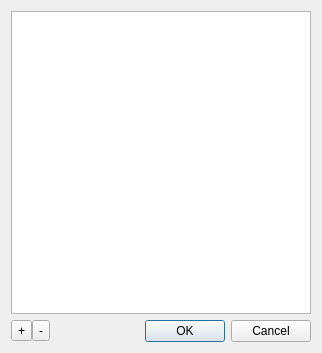
Old version of the form scribus/plugins/tools/2geomtools/meshdistortion/meshdistortiondialog.ui in the repository scribusproject/scribus.
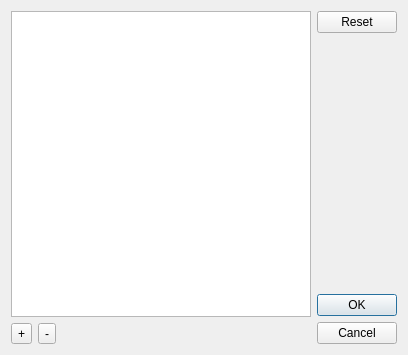
New version of the form.

Commit message: Added a "Reset" button which resets the mesh.

What changed in the file:
```diff
--- a/scribus/plugins/tools/2geomtools/meshdistortion/meshdistortiondialog.ui
+++ b/scribus/plugins/tools/2geomtools/meshdistortion/meshdistortiondialog.ui
@@ -5,13 +5,15 @@
    <rect>
     <x>0</x>
     <y>0</y>
-    <width>318</width>
-    <height>353</height>
+    <width>403</width>
+    <height>355</height>
    </rect>
   </property>
   <property name="windowTitle" >
    <string>Dialog</string>
   </property>
+  <layout class="QHBoxLayout" >
+   <item>
   <layout class="QVBoxLayout" >
    <item>
     <widget class="QGraphicsView" name="previewLabel" >
@@ -28,9 +30,6 @@
    </item>
    <item>
     <layout class="QHBoxLayout" >
-     <property name="spacing" >
-      <number>0</number>
-     </property>
      <item>
       <layout class="QHBoxLayout" >
        <item>
@@ -68,14 +67,52 @@
        </property>
       </spacer>
      </item>
+      </layout>
+     </item>
+    </layout>
+   </item>
+   <item>
+    <layout class="QVBoxLayout" >
+     <item>
+      <widget class="QPushButton" name="resetButton" >
+       <property name="toolTip" >
+        <string>Resets the Handles to their initial Position.</string>
+       </property>
+       <property name="text" >
+        <string>Reset</string>
+       </property>
+      </widget>
+     </item>
+     <item>
+      <spacer>
+       <property name="orientation" >
+        <enum>Qt::Vertical</enum>
+       </property>
+       <property name="sizeHint" >
+        <size>
+         <width>20</width>
+         <height>40</height>
+        </size>
+       </property>
+      </spacer>
+     </item>
      <item>
       <widget class="QDialogButtonBox" name="buttonBox" >
+       <property name="sizePolicy" >
+        <sizepolicy vsizetype="Fixed" hsizetype="Fixed" >
+         <horstretch>0</horstretch>
+         <verstretch>0</verstretch>
+        </sizepolicy>
+       </property>
        <property name="orientation" >
-        <enum>Qt::Horizontal</enum>
+        <enum>Qt::Vertical</enum>
        </property>
        <property name="standardButtons" >
         <set>QDialogButtonBox::Cancel|QDialogButtonBox::NoButton|QDialogButtonBox::Ok</set>
        </property>
+       <property name="centerButtons" >
+        <bool>true</bool>
+       </property>
       </widget>
      </item>
     </layout>
```
Left out of the diff: 11 changed lines with no effect on the pictures. Lines whose indentation alone changed are shown as unchanged. The commit also changes 2 other files.
